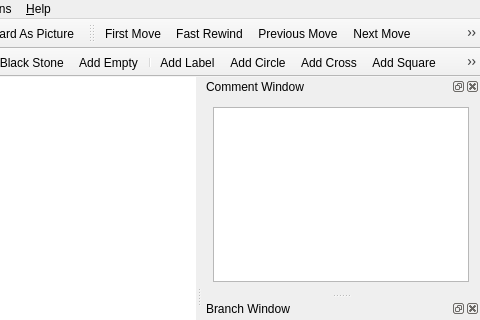
This is mainwindow.ui in nullx002/mugo as Qt 5 draws it before an edit; both pictures show x 253 to 733 and y 0 to 320 of the 733 by 537 pixel window. The edited form follows.
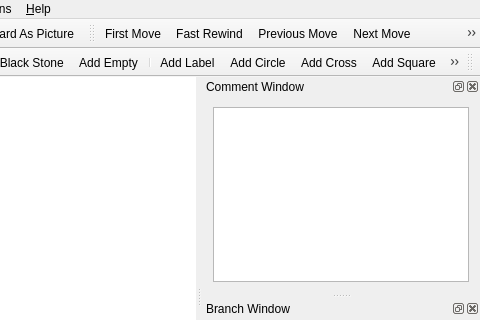
This is the edited form. Icons and pictures are not drawn. Custom widgets are drawn as their Qt base class.

Commit message: added: move number button on toolbar

What changed in the file:
```diff
--- a/mainwindow.ui
+++ b/mainwindow.ui
@@ -332,6 +332,23 @@
    <addaction name="actionAddTriangle"/>
    <addaction name="actionDeleteMarker"/>
   </widget>
+  <widget class="QToolBar" name="optionToolBar">
+   <property name="windowTitle">
+    <string>toolBar</string>
+   </property>
+   <property name="iconSize">
+    <size>
+     <width>20</width>
+     <height>20</height>
+    </size>
+   </property>
+   <attribute name="toolBarArea">
+    <enum>TopToolBarArea</enum>
+   </attribute>
+   <attribute name="toolBarBreak">
+    <bool>false</bool>
+   </attribute>
+  </widget>
   <action name="actionNew">
    <property name="icon">
     <iconset>
```
Left out of the diff: 24 changed lines with no effect on the pictures. The commit also changes 4 other files.
